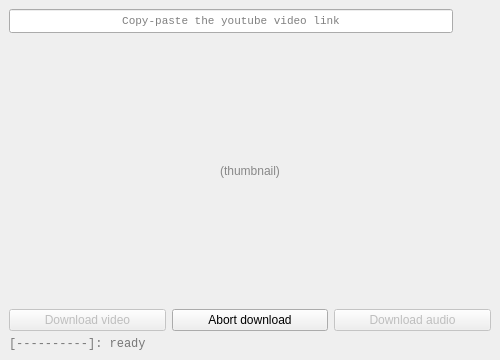
The window that tubic/qt_wrap/ui/main_window.ui (sentenzo/tubic) describes before a commit, drawn with Qt 5.
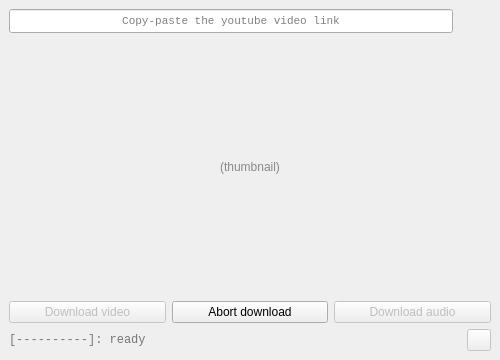
The same window after the commit.

Commit message: feature #6 - "Open folder" button

```diff
--- a/tubic/qt_wrap/ui/main_window.ui
+++ b/tubic/qt_wrap/ui/main_window.ui
@@ -128,24 +128,6 @@
       </item>
      </layout>
     </item>
-    <item row="7" column="0">
-     <widget class="QLabel" name="l_status">
-      <property name="font">
-       <font>
-        <family>Consolas</family>
-       </font>
-      </property>
-      <property name="styleSheet">
-       <string notr="true">color: #777;</string>
-      </property>
-      <property name="text">
-       <string>[----------]: ready</string>
-      </property>
-      <property name="textFormat">
-       <enum>Qt::PlainText</enum>
-      </property>
-     </widget>
-    </item>
     <item row="0" column="0">
      <layout class="QHBoxLayout" name="horizontalLayout_2">
       <item>
@@ -209,6 +191,59 @@
       </item>
      </layout>
     </item>
+    <item row="8" column="0">
+     <layout class="QHBoxLayout" name="horizontalLayout_3">
+      <item>
+       <widget class="QLabel" name="l_status">
+        <property name="font">
+         <font>
+          <family>Consolas</family>
+         </font>
+        </property>
+        <property name="styleSheet">
+         <string notr="true">color: #777;</string>
+        </property>
+        <property name="text">
+         <string>[----------]: ready</string>
+        </property>
+        <property name="textFormat">
+         <enum>Qt::PlainText</enum>
+        </property>
+       </widget>
+      </item>
+      <item>
+       <widget class="QPushButton" name="pb_open_download_folder">
+        <property name="enabled">
+         <bool>false</bool>
+        </property>
+        <property name="sizePolicy">
+         <sizepolicy hsizetype="Maximum" vsizetype="Fixed">
+          <horstretch>0</horstretch>
+          <verstretch>0</verstretch>
+         </sizepolicy>
+        </property>
+        <property name="maximumSize">
+         <size>
+          <width>24</width>
+          <height>24</height>
+         </size>
+        </property>
+        <property name="toolTip">
+         <string>Open the download folder</string>
+        </property>
+        <property name="text">
+         <string/>
+        </property>
+        <property name="iconSize">
+         <size>
+          <width>24</width>
+          <height>24</height>
+         </size>
+        </property>
+       </widget>
+      </item>
+     </layout>
+    </item>
    </layout>
   </widget>
  </widget>
```
Left out of the diff: 3 changed lines with no effect on the pictures. The commit also changes 9 other files.
